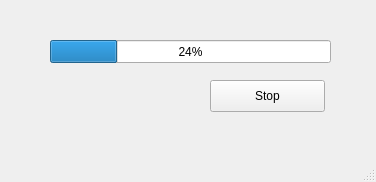
Qt form xni/ui/progresswindow.ui (hyounggyu/xni) before a commit.
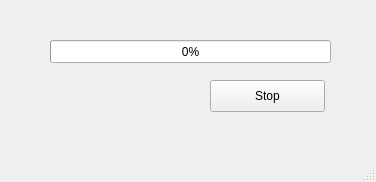
The same form after that commit.

Commit message: Set initial value of progressbar

Patch:
```diff
--- a/xni/ui/progresswindow.ui
+++ b/xni/ui/progresswindow.ui
@@ -37,7 +37,7 @@
      </rect>
     </property>
     <property name="value">
-     <number>24</number>
+     <number>0</number>
     </property>
    </widget>
   </widget>
```
